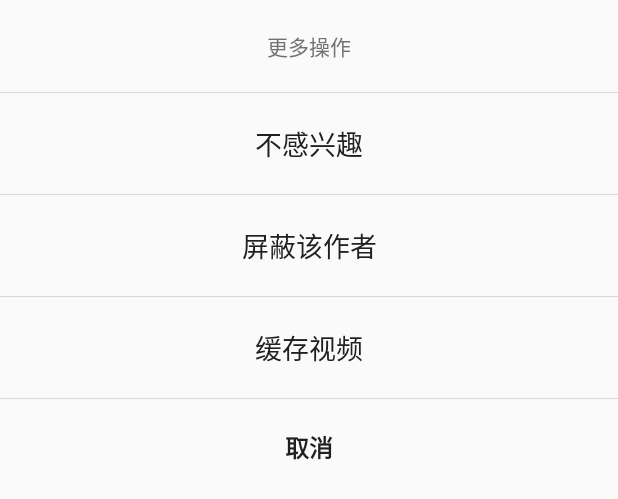
After one commit to Penoder/Rockin, an Android app: the layout layout_popup_more_operate.xml on its own in the app's theme, with its tools: preview values and no code run, on a phone screen of 412 x 824 dp. The commit adds this screen. Shown: the top 499 px of the screen. Run offline under Robolectric (Android 15) with nearby library versions, the phone set to English and light mode, and no system bars.

Commit message:
2018/01/17 more operate by PopupWindow

```diff
--- a/app/src/main/java/com/rockin/view/homepage/HomePageFragment.java
+++ b/app/src/main/java/com/rockin/view/homepage/HomePageFragment.java
@@ -9,6 +9,7 @@ import android.os.Bundle;
 import android.support.annotation.Nullable;
 import android.support.v4.view.ViewPager;
 import android.text.TextUtils;
+import android.view.Gravity;
 import android.view.LayoutInflater;
 import android.view.View;
 import android.view.ViewGroup;
@@ -17,6 +18,7 @@ import android.view.animation.TranslateAnimation;
 import android.widget.FrameLayout;
 import android.widget.ImageView;
 import android.widget.LinearLayout;
+import android.widget.PopupWindow;
 import android.widget.TextView;
 import android.widget.Toast;
 
@@ -119,6 +121,11 @@ public class HomePageFragment extends BaseFragment {
 
     private NetWorkChangeReceiver receiver;
 
+    /**
+     * 更多操作的 PopupWindow
+     */
+    PopupWindow popupWindow;
+
     @Override
     public void onCreate(@Nullable Bundle savedInstanceState) {
         super.onCreate(savedInstanceState);
@@ -139,6 +146,7 @@ public class HomePageFragment extends BaseFragment {
         // 这个写在setViewModel前面会崩掉
         homePageBinding.executePendingBindings();
         initBanner();
+        initPopupWindow();
         getVideoDatas(true);
         return homePageBinding.getRoot();
     }
@@ -257,11 +265,34 @@ public class HomePageFragment extends BaseFragment {
     }
 
     /**
+     * 初始化更多操作的 PopupWindow
+     */
+    private void initPopupWindow() {
+        View contentView = LayoutInflater.from(mContext).inflate(R.layout.layout_popup_more_operate, null);
+        popupWindow = new PopupWindow(mContext);
+        popupWindow.setContentView(contentView);
+        popupWindow.setWidth(ViewGroup.LayoutParams.WRAP_CONTENT);
+        popupWindow.setHeight(ViewGroup.LayoutParams.WRAP_CONTENT);
+        popupWindow.setOutsideTouchable(true);
+    }
+
+    /**
      * 更多操作
      *
      * @param homeEntity
      */
     private void moreOperate(HomeEntity homeEntity) {
+        if (popupWindow == null) {
+            initPopupWindow();
+        }
+        popupWindow.showAsDropDown(homePageBinding.getRoot(), Gravity.BOTTOM, 0, 0);
+        View contentView = popupWindow.getContentView();
+        TextView txtViewNoInteresting = (TextView) contentView.findViewById(R.id.txtView_noInteresting);
+        TextView txtViewShieldAuthor = (TextView) contentView.findViewById(R.id.txtView_shieldAuthor);
+        TextView txtViewCacheVideo = (TextView) contentView.findViewById(R.id.txtView_cacheVideo);
+        TextView txtViewCancelMoreOperate = (TextView) contentView.findViewById(R.id.txtView_cancelMoreOperate);
+
+        txtViewCancelMoreOperate.setOnClickListener(v -> popupWindow.dismiss());
 
     }
 
--- /dev/null
+++ b/app/src/main/res/layout/layout_popup_more_operate.xml
@@ -0,0 +1,78 @@
+<?xml version="1.0" encoding="utf-8"?>
+<LinearLayout xmlns:android="http://schemas.android.com/apk/res/android"
+    android:layout_width="match_parent"
+    android:layout_height="match_parent"
+    android:orientation="vertical">
+
+    <TextView
+        android:layout_width="match_parent"
+        android:layout_height="wrap_content"
+        android:enabled="false"
+        android:gravity="center"
+        android:padding="@dimen/dimen_20"
+        android:text="@string/more_operate"
+        android:textColor="@color/secondTextBlack"
+        android:textSize="@dimen/common_size" />
+
+    <View
+        android:layout_width="match_parent"
+        android:layout_height="1px"
+        android:background="@color/dividerBlack" />
+
+    <TextView
+        android:id="@+id/txtView_noInteresting"
+        android:layout_width="match_parent"
+        android:layout_height="wrap_content"
+        android:gravity="center"
+        android:padding="@dimen/dimen_20"
+        android:text="@string/no_interesting"
+        android:textColor="@color/commonTextBlack"
+        android:textSize="@dimen/dimen_18" />
+
+    <View
+        android:layout_width="match_parent"
+        android:layout_height="1px"
+        android:background="@color/dividerBlack" />
+
+    <TextView
+        android:id="@+id/txtView_shieldAuthor"
+        android:layout_width="match_parent"
+        android:layout_height="wrap_content"
+        android:gravity="center"
+        android:padding="@dimen/dimen_20"
+        android:text="@string/shield_the_author"
+        android:textColor="@color/commonTextBlack"
+        android:textSize="@dimen/dimen_18" />
+
+    <View
+        android:layout_width="match_parent"
+        android:layout_height="1px"
+        android:background="@color/dividerBlack" />
+
+    <TextView
+        android:id="@+id/txtView_cacheVideo"
+        android:layout_width="match_parent"
+        android:layout_height="wrap_content"
+        android:gravity="center"
+        android:padding="@dimen/dimen_20"
+        android:text="@string/cache_video"
+        android:textColor="@color/commonTextBlack"
+        android:textSize="@dimen/dimen_18" />
+
+    <View
+        android:layout_width="match_parent"
+        android:layout_height="1px"
+        android:background="@color/dividerBlack" />
+
+    <TextView
+        android:id="@+id/txtView_cancelMoreOperate"
+        android:layout_width="match_parent"
+        android:layout_height="wrap_content"
+        android:gravity="center"
+        android:padding="@dimen/dimen_20"
+        android:text="@string/cancel"
+        android:textColor="@color/commonTextBlack"
+        android:textSize="@dimen/title_size"
+        android:textStyle="bold" />
+
+</LinearLayout>
--- a/app/src/main/res/values/strings.xml
+++ b/app/src/main/res/values/strings.xml
@@ -29,4 +29,8 @@
     <string name="watch_record">观看记录</string>
     <string name="feedback">意见反馈</string>
     <string name="contribute">我要投稿</string>
+    <string name="more_operate">更多操作</string>
+    <string name="no_interesting">不感兴趣</string>
+    <string name="shield_the_author">屏蔽该作者</string>
+    <string name="cache_video">缓存视频</string>
 </resources>
```
